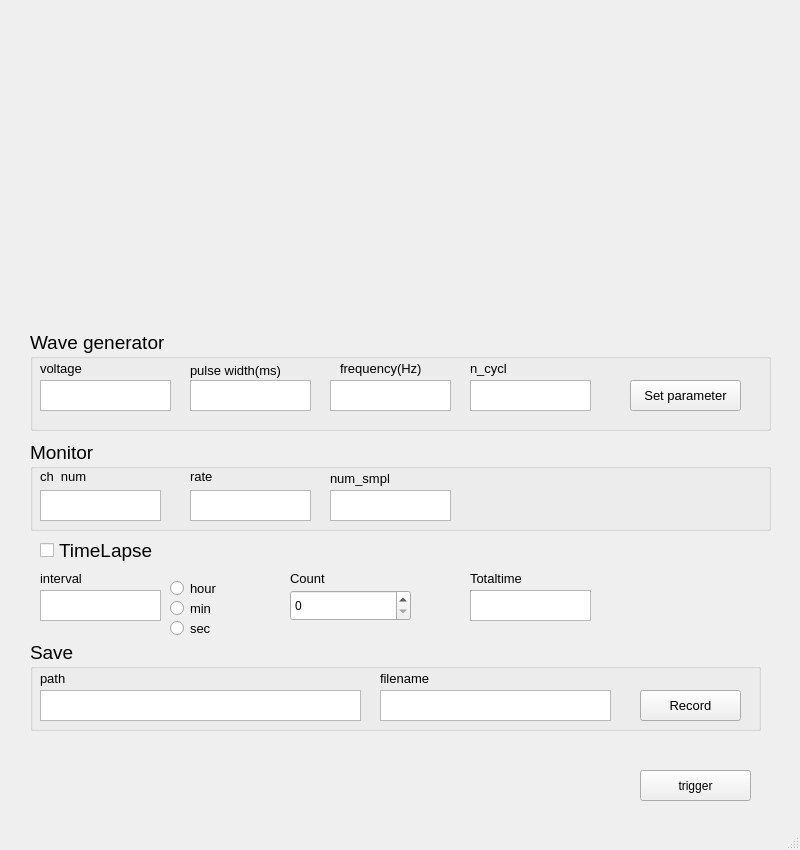
hshintaku/git_electroporation, file gui_main_katashima.ui: the form before one commit.
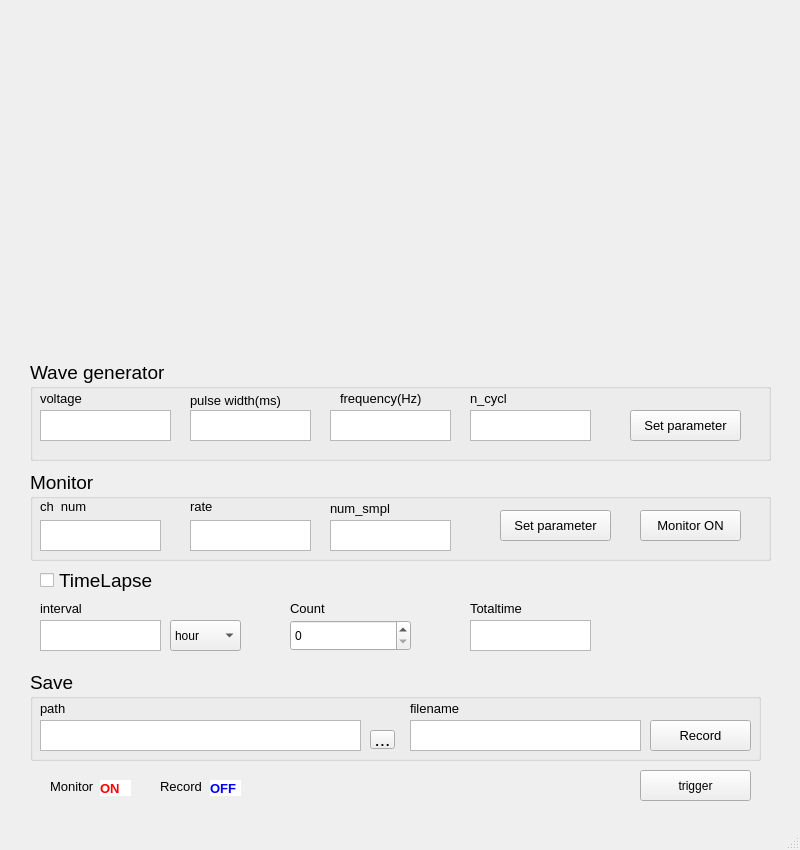
The form after the commit.

The edit to the form file:
```diff
--- a/gui_main_katashima.ui
+++ b/gui_main_katashima.ui
@@ -31,7 +31,7 @@
     <property name="geometry">
      <rect>
       <x>40</x>
-      <y>540</y>
+      <y>570</y>
       <width>121</width>
       <height>21</height>
      </rect>
@@ -49,7 +49,7 @@
     <property name="geometry">
      <rect>
       <x>290</x>
-      <y>590</y>
+      <y>620</y>
       <width>121</width>
       <height>31</height>
      </rect>
@@ -59,7 +59,7 @@
     <property name="geometry">
      <rect>
       <x>40</x>
-      <y>590</y>
+      <y>620</y>
       <width>121</width>
       <height>31</height>
      </rect>
@@ -69,7 +69,7 @@
     <property name="geometry">
      <rect>
       <x>30</x>
-      <y>330</y>
+      <y>360</y>
       <width>741</width>
       <height>101</height>
      </rect>
@@ -237,7 +237,7 @@
     <property name="geometry">
      <rect>
       <x>30</x>
-      <y>440</y>
+      <y>470</y>
       <width>741</width>
       <height>91</height>
      </rect>
@@ -349,12 +349,48 @@
       </font>
      </property>
     </widget>
+    <widget class="QPushButton" name="pushButton_2">
+     <property name="geometry">
+      <rect>
+       <x>610</x>
+       <y>40</y>
+       <width>101</width>
+       <height>31</height>
+      </rect>
+     </property>
+     <property name="font">
+      <font>
+       <pointsize>10</pointsize>
+      </font>
+     </property>
+     <property name="text">
+      <string>Monitor ON</string>
+     </property>
+    </widget>
+    <widget class="QPushButton" name="pushButton_3">
+     <property name="geometry">
+      <rect>
+       <x>470</x>
+       <y>40</y>
+       <width>111</width>
+       <height>31</height>
+      </rect>
+     </property>
+     <property name="font">
+      <font>
+       <pointsize>10</pointsize>
+      </font>
+     </property>
+     <property name="text">
+      <string>Set parameter</string>
+     </property>
+    </widget>
    </widget>
    <widget class="QLabel" name="label_8">
     <property name="geometry">
      <rect>
       <x>40</x>
-      <y>570</y>
+      <y>600</y>
       <width>121</width>
       <height>16</height>
      </rect>
@@ -372,7 +408,7 @@
     <property name="geometry">
      <rect>
       <x>290</x>
-      <y>570</y>
+      <y>600</y>
       <width>131</width>
       <height>16</height>
      </rect>
@@ -390,7 +426,7 @@
     <property name="geometry">
      <rect>
       <x>30</x>
-      <y>640</y>
+      <y>670</y>
       <width>731</width>
       <height>91</height>
      </rect>
@@ -406,7 +442,7 @@
     <widget class="QPushButton" name="pushButton">
      <property name="geometry">
       <rect>
-       <x>610</x>
+       <x>620</x>
        <y>50</y>
        <width>101</width>
        <height>31</height>
@@ -457,7 +493,7 @@
     <widget class="QPlainTextEdit" name="plainTextEdit_9">
      <property name="geometry">
       <rect>
-       <x>350</x>
+       <x>380</x>
        <y>50</y>
        <width>231</width>
        <height>31</height>
@@ -472,7 +508,7 @@
     <widget class="QLabel" name="label_12">
      <property name="geometry">
       <rect>
-       <x>350</x>
+       <x>380</x>
        <y>30</y>
        <width>51</width>
        <height>16</height>
@@ -487,12 +523,25 @@
       <string>filename</string>
      </property>
     </widget>
+    <widget class="QToolButton" name="toolButton">
+     <property name="geometry">
+      <rect>
+       <x>340</x>
+       <y>60</y>
+       <width>25</width>
+       <height>19</height>
+      </rect>
+     </property>
+     <property name="text">
+      <string>...</string>
+     </property>
+    </widget>
    </widget>
    <widget class="QTextEdit" name="textEdit">
     <property name="geometry">
      <rect>
       <x>470</x>
-      <y>590</y>
+      <y>620</y>
       <width>121</width>
       <height>31</height>
      </rect>
@@ -502,7 +551,7 @@
     <property name="geometry">
      <rect>
       <x>470</x>
-      <y>570</y>
+      <y>600</y>
       <width>131</width>
       <height>16</height>
      </rect>
@@ -516,58 +565,117 @@
      <string>Totaltime</string>
     </property>
    </widget>
-   <widget class="QRadioButton" name="radioButton">
-    <property name="geometry">
-     <rect>
-      <x>170</x>
-      <y>580</y>
-      <width>101</width>
-      <height>17</height>
-     </rect>
-    </property>
-    <property name="font">
-     <font>
-      <pointsize>10</pointsize>
-     </font>
-    </property>
-    <property name="text">
-     <string>hour</string>
-    </property>
-   </widget>
-   <widget class="QRadioButton" name="radioButton_2">
-    <property name="geometry">
-     <rect>
-      <x>170</x>
-      <y>600</y>
-      <width>91</width>
-      <height>17</height>
-     </rect>
-    </property>
-    <property name="font">
-     <font>
-      <pointsize>10</pointsize>
-     </font>
-    </property>
-    <property name="text">
-     <string>min</string>
-    </property>
-   </widget>
-   <widget class="QRadioButton" name="radioButton_3">
+   <widget class="QComboBox" name="comboBox">
     <property name="geometry">
      <rect>
       <x>170</x>
       <y>620</y>
-      <width>91</width>
-      <height>17</height>
+      <width>71</width>
+      <height>31</height>
      </rect>
     </property>
+    <item>
+     <property name="text">
+      <string>hour</string>
+     </property>
+    </item>
+    <item>
+     <property name="text">
+      <string>min</string>
+     </property>
+    </item>
+    <item>
+     <property name="text">
+      <string>sec</string>
+     </property>
+    </item>
+   </widget>
+   <widget class="QLabel" name="label_13">
+    <property name="geometry">
+     <rect>
+      <x>50</x>
+      <y>780</y>
+      <width>47</width>
+      <height>13</height>
+     </rect>
+    </property>
     <property name="font">
      <font>
       <pointsize>10</pointsize>
      </font>
     </property>
     <property name="text">
-     <string>sec</string>
+     <string>Monitor</string>
+    </property>
+   </widget>
+   <widget class="QLabel" name="label_14">
+    <property name="geometry">
+     <rect>
+      <x>100</x>
+      <y>780</y>
+      <width>31</width>
+      <height>16</height>
+     </rect>
+    </property>
+    <property name="font">
+     <font>
+      <pointsize>10</pointsize>
+      <weight>75</weight>
+      <bold>true</bold>
+     </font>
+    </property>
+    <property name="styleSheet">
+     <string notr="true">QLabel{
+	background-color:white;
+	color: #ff0000;
+}</string>
+    </property>
+    <property name="text">
+     <string>ON</string>
+    </property>
+   </widget>
+   <widget class="QLabel" name="label_15">
+    <property name="geometry">
+     <rect>
+      <x>160</x>
+      <y>780</y>
+      <width>47</width>
+      <height>13</height>
+     </rect>
+    </property>
+    <property name="font">
+     <font>
+      <pointsize>10</pointsize>
+     </font>
+    </property>
+    <property name="text">
+     <string>Record</string>
+    </property>
+   </widget>
+   <widget class="QLabel" name="label_16">
+    <property name="geometry">
+     <rect>
+      <x>210</x>
+      <y>780</y>
+      <width>31</width>
+      <height>16</height>
+     </rect>
+    </property>
+    <property name="font">
+     <font>
+      <pointsize>10</pointsize>
+      <weight>75</weight>
+      <bold>true</bold>
+     </font>
+    </property>
+    <property name="styleSheet">
+     <string notr="true">QLabel{
+	background-color:white;
+	color: blue;
+}</string>
+    </property>
+    <property name="text">
+     <string>OFF</string>
     </property>
    </widget>
   </widget>
```
Left out of the diff: 63 changed lines with no effect on the pictures.
